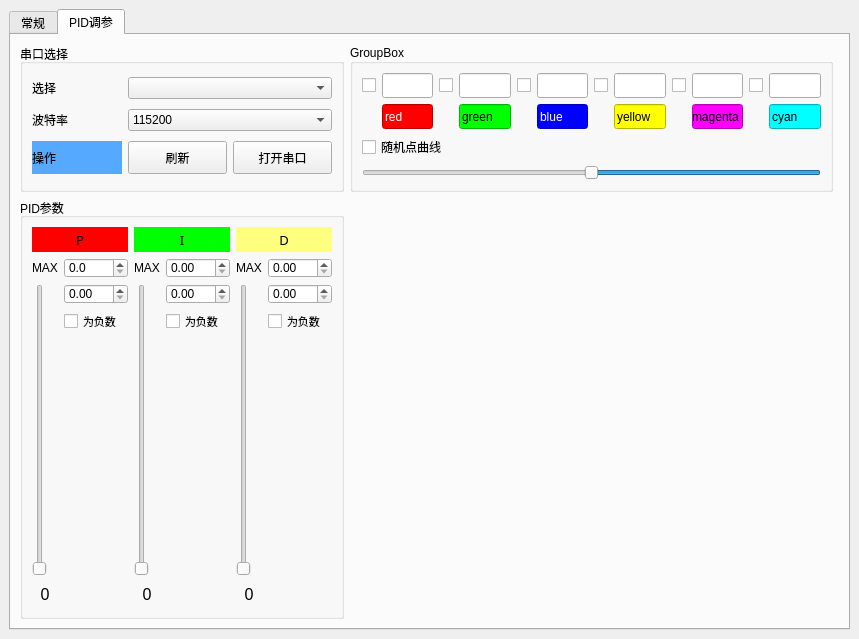
Before: the Qt Designer form ui_mainwidow.ui in StrangeChan/SerialDebuggingAssistant, drawn with Qt 5.
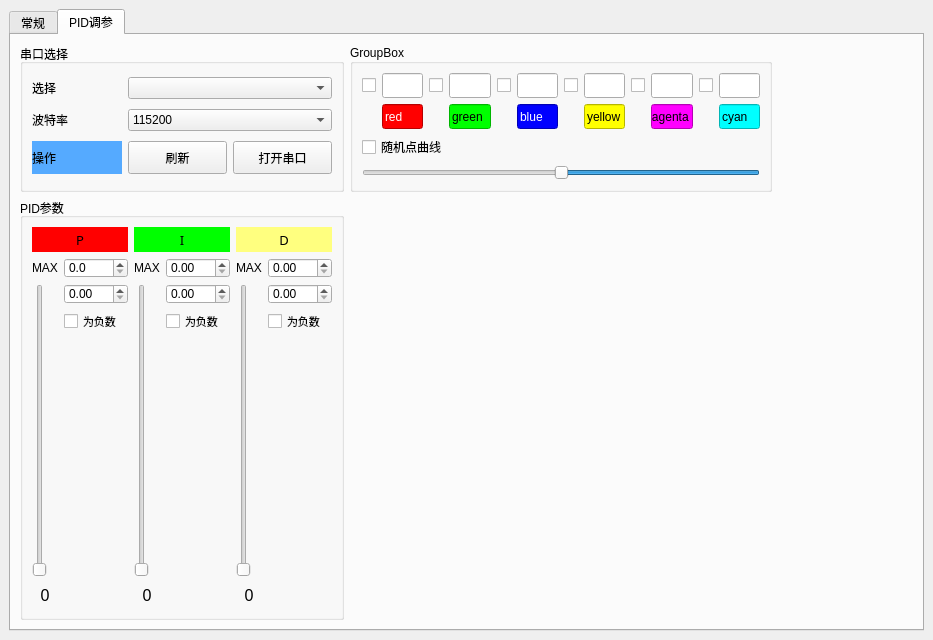
After: the same form once the commit is applied. Custom widgets are drawn as their Qt base class.

Commit message: add curveChart class

Diff of the .ui file:
```diff
--- a/ui_mainwidow.ui
+++ b/ui_mainwidow.ui
@@ -6,8 +6,8 @@
    <rect>
     <x>0</x>
     <y>0</y>
-    <width>859</width>
-    <height>639</height>
+    <width>933</width>
+    <height>640</height>
    </rect>
   </property>
   <property name="baseSize">
@@ -27,7 +27,7 @@
   </property>
   <widget class="QWidget" name="centralwidget">
    <layout class="QGridLayout" name="gridLayout_7">
-    <item row="0" column="0">
+    <item row="0" column="1">
      <widget class="QTabWidget" name="tabWidget">
       <property name="currentIndex">
        <number>1</number>
@@ -327,20 +327,7 @@
        <attribute name="title">
         <string>PID调参</string>
        </attribute>
-       <layout class="QGridLayout" name="gridLayout_8" rowstretch="1,0" columnstretch="1,0,0">
-        <item row="0" column="2">
-         <spacer name="horizontalSpacer">
-          <property name="orientation">
-           <enum>Qt::Horizontal</enum>
-          </property>
-          <property name="sizeHint" stdset="0">
-           <size>
-            <width>172</width>
-            <height>20</height>
-           </size>
-          </property>
-         </spacer>
-        </item>
+       <layout class="QGridLayout" name="gridLayout_8" rowstretch="1,3" columnstretch="1,0">
         <item row="0" column="0">
          <widget class="QGroupBox" name="groupBox_4">
           <property name="title">
@@ -457,6 +444,8 @@
          </widget>
         </item>
         <item row="0" column="1">
+         <layout class="QHBoxLayout" name="horizontalLayout_2" stretch="3,1">
+          <item>
          <widget class="QGroupBox" name="groupBox_6">
           <property name="title">
            <string>GroupBox</string>
@@ -850,6 +839,21 @@
           </layout>
          </widget>
         </item>
+          <item>
+           <spacer name="horizontalSpacer">
+            <property name="orientation">
+             <enum>Qt::Horizontal</enum>
+            </property>
+            <property name="sizeHint" stdset="0">
+             <size>
+              <width>40</width>
+              <height>20</height>
+             </size>
+            </property>
+           </spacer>
+          </item>
+         </layout>
+        </item>
         <item row="1" column="0">
          <widget class="QGroupBox" name="groupBox_5">
           <property name="title">
@@ -1293,7 +1297,7 @@
           </layout>
          </widget>
         </item>
-        <item row="1" column="1" colspan="2">
+        <item row="1" column="1">
          <widget class="CurveWidget" name="widget_dynamic_curve" native="true">
           <property name="minimumSize">
            <size>
```
Left out of the diff: 46 changed lines with no effect on the pictures. Lines whose indentation alone changed are shown as unchanged. The commit also changes 4 other files.
